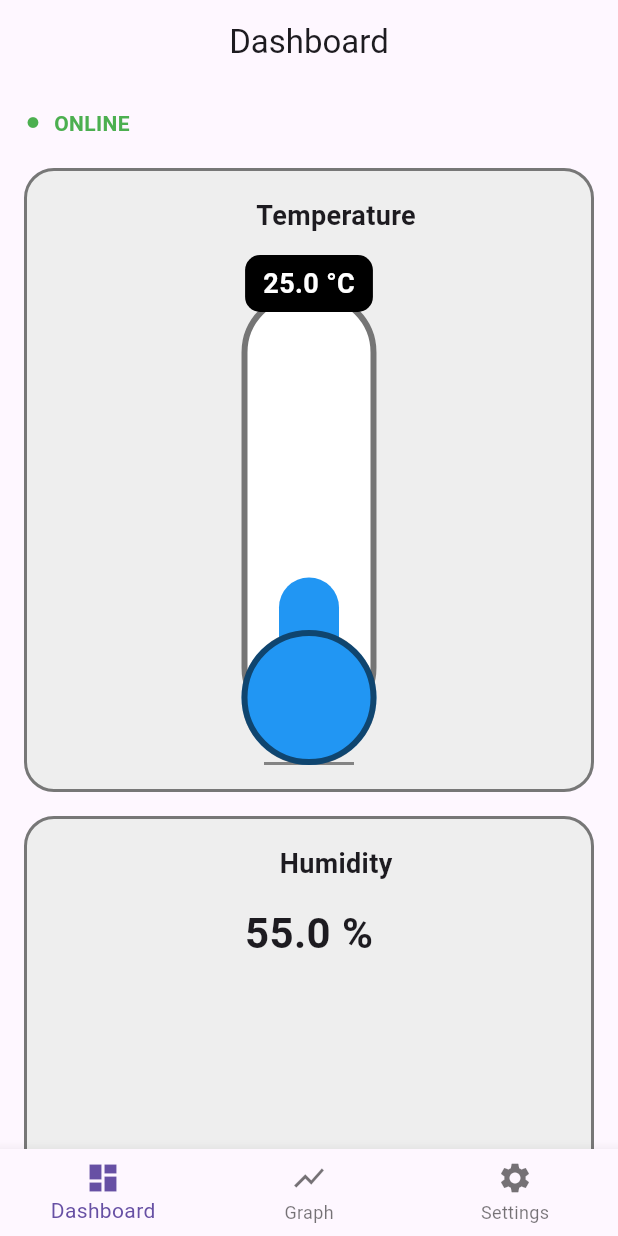
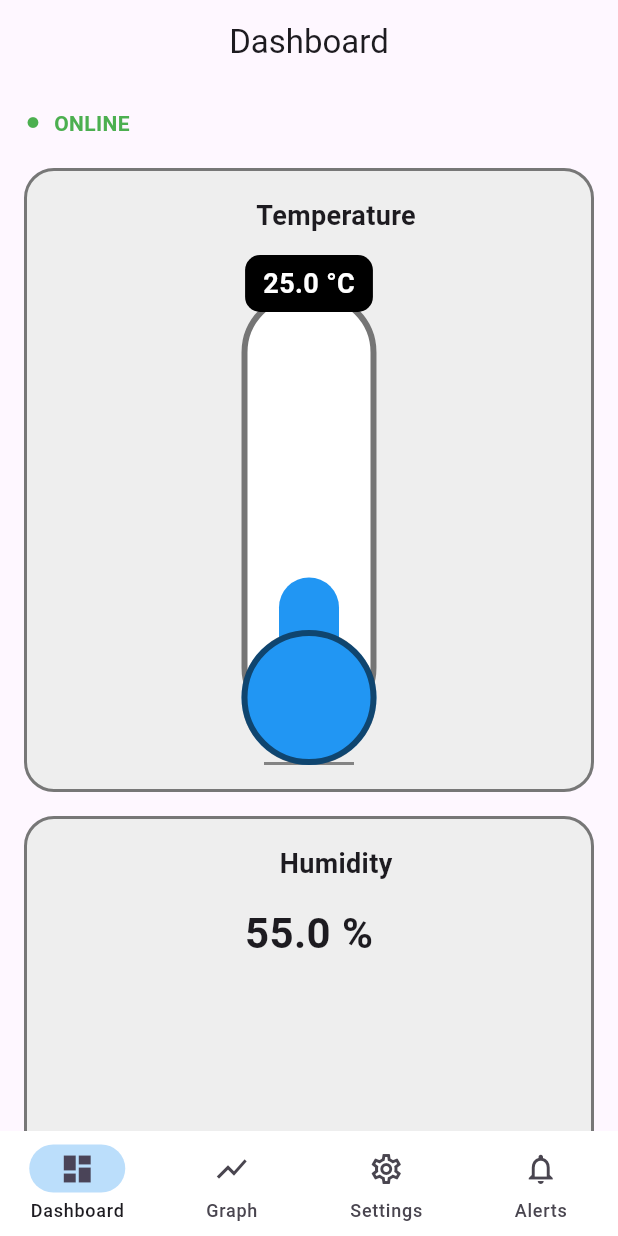
Before and after one commit to SaiMehtre/temp-humidity-monitor, a Flutter app: the screen it shows after launch, on a phone screen of 412 x 824 dp. Run offline on Flutter 3.47's test engine with Material 3 defaults, Android fonts, the phone set to English and light mode, and no system bars; our stand-ins replace audioplayers, csv, fl_chart, flutter_local_notifications, flutter_riverpod, hive and 1 more; missing offline and left inert: excel; accounts and stored records are empty.

Commit message:
feat: alert history feature added

```diff
--- a/lib/presentation/screens/home_screen.dart
+++ b/lib/presentation/screens/home_screen.dart
@@ -2,7 +2,7 @@ import 'package:flutter/material.dart';
 import 'dashboard_screen.dart';
 import 'graph_screen.dart';
 import 'settings_screen.dart';
-// import 'alert_history_screen.dart';
+import 'alert_history_screen.dart';
 
 class HomeScreen extends StatefulWidget {
   const HomeScreen({super.key});
@@ -18,35 +18,50 @@ class _HomeScreenState extends State<HomeScreen> {
     DashboardScreen(),
     GraphScreen(),
     SettingsScreen(),
-    // AlertHistoryScreen(),
+    AlertHistoryScreen(),
   ];
 
   @override
   Widget build(BuildContext context) {
     return Scaffold(
       body: _screens[_currentIndex],
-      bottomNavigationBar: BottomNavigationBar(
-        currentIndex: _currentIndex,
-        onTap: (index) {
-          setState(() => _currentIndex = index);
+
+      bottomNavigationBar: NavigationBar(
+        height: 70,
+        selectedIndex: _currentIndex,
+        backgroundColor: Colors.white,
+        indicatorColor: Colors.blue.shade100,
+
+        onDestinationSelected: (index) {
+          setState(() {
+            _currentIndex = index;
+          });
         },
-        items: const [
-          BottomNavigationBarItem(
-            icon: Icon(Icons.dashboard),
+
+        destinations: const [
+          NavigationDestination(
+            icon: Icon(Icons.dashboard_outlined),
+            selectedIcon: Icon(Icons.dashboard),
             label: "Dashboard",
           ),
-          BottomNavigationBarItem(
-            icon: Icon(Icons.show_chart),
+
+          NavigationDestination(
+            icon: Icon(Icons.show_chart_outlined),
+            selectedIcon: Icon(Icons.show_chart),
             label: "Graph",
           ),
-          BottomNavigationBarItem(
-            icon: Icon(Icons.settings),
+
+          NavigationDestination(
+            icon: Icon(Icons.settings_outlined),
+            selectedIcon: Icon(Icons.settings),
             label: "Settings",
           ),
-          // BottomNavigationBarItem(
-          //   icon: Icon(Icons.add_alert),
-          //   label: "AlertHistory",
-          // ),
+
+          NavigationDestination(
+            icon: Icon(Icons.notifications_outlined),
+            selectedIcon: Icon(Icons.notifications),
+            label: "Alerts",
+          ),
         ],
       ),
     );
```
Also changed, not shown: lib/presentation/screens/alert_history_screen.dart (+57 -11 lines).
